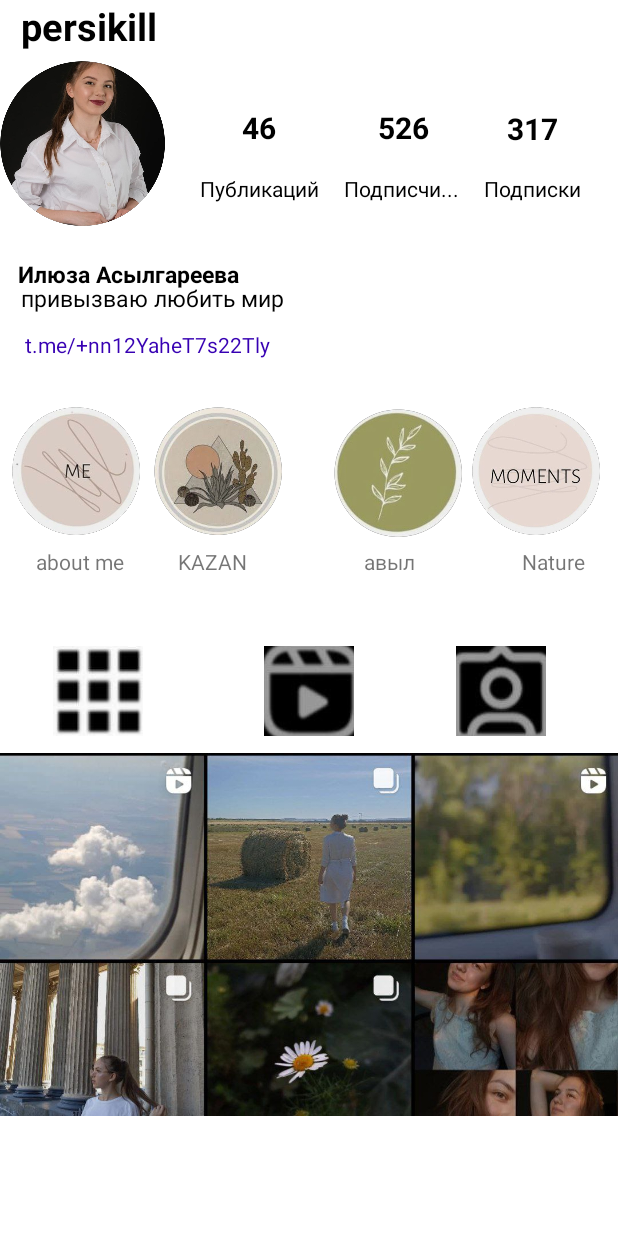
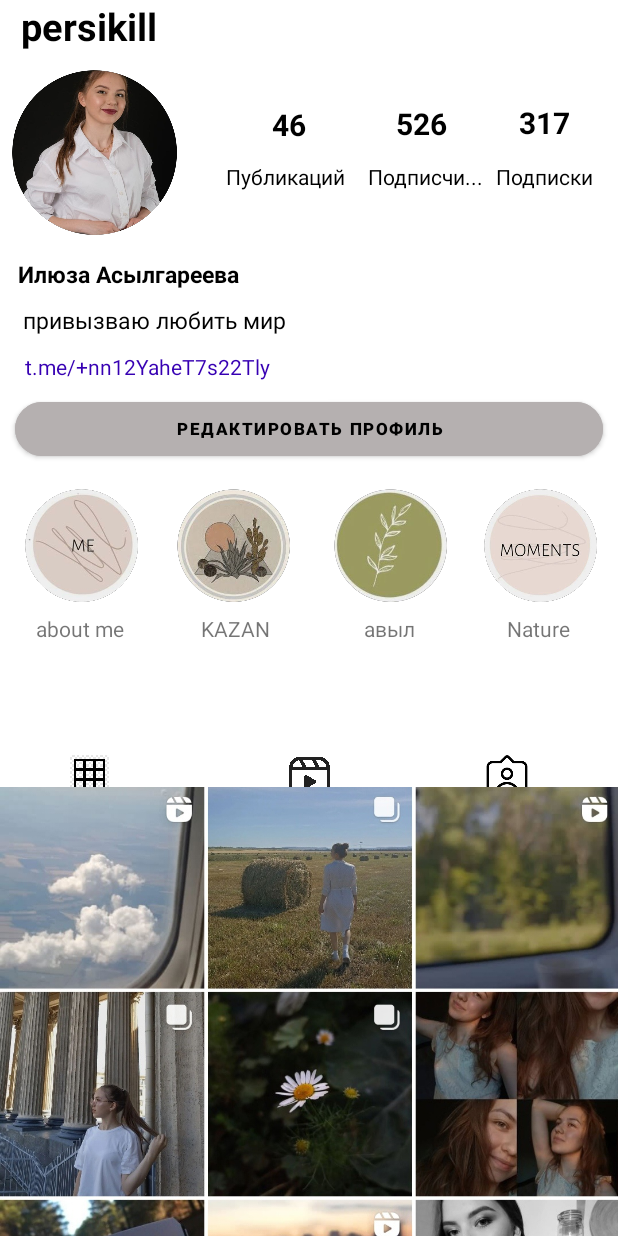
Before and after one commit to Iluyza/AndroidHomeworks, an Android app: the screen it shows after launch (MainActivity), on a phone screen of 412 x 824 dp. Run offline under Robolectric (Android 15) with nearby library versions, the phone set to English and light mode, and no system bars.

Commit message:
added a new images

```diff
--- a/app/src/main/java/ru/itis/persikill/androidhomeworks/MainActivity.kt
+++ b/app/src/main/java/ru/itis/persikill/androidhomeworks/MainActivity.kt
@@ -1,11 +1,37 @@
 package ru.itis.persikill.androidhomeworks
 
+import android.app.Activity
+import android.content.Intent
 import androidx.appcompat.app.AppCompatActivity
 import android.os.Bundle
+import android.view.View
+import android.widget.Button
+import android.widget.ImageView
+import android.widget.Toast
 
 class MainActivity : AppCompatActivity() {
     override fun onCreate(savedInstanceState: Bundle?) {
         super.onCreate(savedInstanceState)
         setContentView(R.layout.activity_main)
+
+//    fun cleanPhoto(view: View) {
+//        view.setOnClickListener() {
+//            var v : View = findViewById(R.id.iv_main)
+//            v.setVisibility(v.GONE)
+//        }
+//    }
+
+        val mButton1 = findViewById<Button>(R.id.btn_red)
+        val mButton2: ImageView = findViewById(R.id.iv_main)
+
+        var temp = false
+        mButton1.setOnClickListener {
+            if (!temp) {
+                mButton2.visibility = View.INVISIBLE
+            } else {
+                mButton2.visibility = View.VISIBLE
+            }
+            temp = !temp
+        }
     }
 }
--- /dev/null
+++ b/app/src/main/java/ru/itis/persikill/androidhomeworks/PublicSharedPreferences.kt
@@ -0,0 +1,20 @@
+package ru.itis.persikill.androidhomeworks
+
+
+import android.content.Context
+import android.preference.PreferenceManager
+
+
+object PublicSharedPreferences {
+    fun setDefaults(key: String?, value: String?, context: Context?) {
+        val prefs = PreferenceManager.getDefaultSharedPreferences(context)
+        val editor = prefs.edit()
+        editor.putString(key, value)
+        editor.commit()
+    }
+
+    fun getDefaults(key: String?, context: Context?): String? {
+        val preferences = PreferenceManager.getDefaultSharedPreferences(context)
+        return preferences.getString(key, null)
+    }
+}
--- a/app/src/main/res/layout/activity_main.xml
+++ b/app/src/main/res/layout/activity_main.xml
@@ -20,89 +20,91 @@
         android:id="@+id/textView4" />
 
     <ImageView
+        android:id="@+id/iv_main"
         android:layout_width="110dp"
-        android:layout_height="191dp"
+        android:layout_height="110dp"
+        android:layout_marginTop="12dp"
+        app:layout_constraintEnd_toStartOf="@+id/textView5"
+        app:layout_constraintHorizontal_bias="0.114"
+        app:layout_constraintStart_toStartOf="parent"
+        app:layout_constraintTop_toBottomOf="@+id/textView4"
         app:srcCompat="@drawable/main_photo"
-        android:id="@+id/imageView2"
-        tools:layout_editor_absoluteY="18dp"
-        tools:layout_editor_absoluteX="13dp"
         tools:ignore="MissingConstraints" />
 
     <TextView
-        android:text="@string/tv_publication"
+        android:id="@+id/textView"
         android:layout_width="wrap_content"
         android:layout_height="wrap_content"
-        android:id="@+id/textView"
+        android:layout_marginTop="108dp"
+        android:text="@string/tv_publication"
         android:textColor="@color/black"
-        app:layout_constraintTop_toTopOf="parent"
         app:layout_constraintEnd_toStartOf="@+id/textView2"
+        app:layout_constraintHorizontal_bias="0.906"
         app:layout_constraintStart_toStartOf="parent"
-        android:layout_marginTop="116dp"
-        app:layout_constraintHorizontal_bias="0.89" />
+        app:layout_constraintTop_toTopOf="parent" />
 
     <TextView
-        android:text="@string/tv_subtitres"
+        android:id="@+id/textView2"
         android:layout_width="wrap_content"
         android:layout_height="wrap_content"
-        android:id="@+id/textView2"
-        app:layout_constraintTop_toTopOf="parent"
+        android:layout_marginTop="108dp"
+        android:layout_marginEnd="8dp"
+        android:text="@string/tv_subtitres"
+        android:textColor="@color/black"
         app:layout_constraintEnd_toStartOf="@+id/textView3"
-        android:layout_marginTop="116dp"
-        android:textColor="@color/black"
-        android:layout_marginEnd="16dp" />
+        app:layout_constraintTop_toTopOf="parent" />
 
     <TextView
-        android:text="@string/tv_podpiski"
+        android:id="@+id/textView3"
         android:layout_width="wrap_content"
         android:layout_height="wrap_content"
-        android:id="@+id/textView3"
+        android:layout_marginTop="108dp"
+        android:layout_marginEnd="16dp"
+        android:text="@string/tv_podpiski"
         android:textColor="@color/black"
-        app:layout_constraintTop_toTopOf="parent"
         app:layout_constraintEnd_toEndOf="parent"
-        android:layout_marginTop="116dp"
-        android:layout_marginEnd="24dp" />
+        app:layout_constraintTop_toTopOf="parent" />
 
     <TextView
-        android:text="46"
+        android:id="@+id/textView5"
         android:layout_width="wrap_content"
         android:layout_height="wrap_content"
+        android:layout_marginEnd="60dp"
+        android:text="46"
         android:textColor="@color/black"
-        android:id="@+id/textView5"
         android:textSize="20sp"
         android:textStyle="bold"
-        android:layout_marginBottom="17dp"
-        app:layout_constraintBottom_toTopOf="@+id/textView"
+        app:layout_constraintBottom_toBottomOf="@+id/textView"
+        app:layout_constraintEnd_toStartOf="@+id/textView6"
         app:layout_constraintTop_toTopOf="parent"
-        app:layout_constraintVertical_bias="1.0"
-        app:layout_constraintEnd_toStartOf="@+id/textView6"
-        android:layout_marginEnd="68dp" />
+        app:layout_constraintVertical_bias="0.69" />
 
     <TextView
-        android:text="526"
+        android:id="@+id/textView6"
         android:layout_width="wrap_content"
         android:layout_height="wrap_content"
+        android:layout_marginEnd="48dp"
+        android:text="526"
         android:textColor="@color/black"
-        android:id="@+id/textView6"
         android:textSize="20sp"
         android:textStyle="bold"
+        app:layout_constraintBottom_toTopOf="@+id/textView2"
+        app:layout_constraintEnd_toStartOf="@+id/textView7"
         app:layout_constraintTop_toTopOf="parent"
-        app:layout_constraintBottom_toTopOf="@+id/textView2"
-        app:layout_constraintVertical_bias="0.808"
-        app:layout_constraintEnd_toStartOf="@+id/textView7"
-        android:layout_marginEnd="52dp" />
+        app:layout_constraintVertical_bias="0.851" />
 
     <TextView
-        android:text="317"
+        android:id="@+id/textView7"
         android:layout_width="wrap_content"
         android:layout_height="wrap_content"
-        android:id="@+id/textView7"
+        android:layout_marginEnd="32dp"
+        android:layout_marginBottom="32dp"
+        android:text="317"
         android:textColor="@color/black"
         android:textSize="20sp"
-        app:layout_constraintEnd_toEndOf="parent"
-        android:layout_marginEnd="40dp"
         android:textStyle="bold"
         app:layout_constraintBottom_toBottomOf="@+id/textView3"
-        android:layout_marginBottom="36dp" />
+        app:layout_constraintEnd_toEndOf="parent" />
 
     <TextView
         android:text="@string/tv_my_name"
@@ -118,17 +120,17 @@
         android:layout_marginStart="12dp" />
 
     <TextView
-        android:text="@string/tv_about_me"
+        android:id="@+id/textView9"
         android:layout_width="wrap_content"
         android:layout_height="wrap_content"
-        android:id="@+id/textView9"
+        android:layout_marginTop="156dp"
+        android:text="@string/tv_about_me"
         android:textColor="@color/black"
         android:textSize="15sp"
+        app:layout_constraintEnd_toEndOf="parent"
+        app:layout_constraintHorizontal_bias="0.066"
         app:layout_constraintStart_toStartOf="parent"
-        app:layout_constraintEnd_toEndOf="parent"
-        app:layout_constraintHorizontal_bias="0.058"
-        app:layout_constraintTop_toTopOf="@+id/imageView2"
-        android:layout_marginTop="188dp" />
+        app:layout_constraintTop_toTopOf="@+id/iv_main" />
 
     <TextView
         android:text="@string/tv_telegram_link"
@@ -143,56 +145,56 @@
         android:layout_marginTop="32dp" />
 
     <ImageView
-        android:layout_width="85dp"
-        android:layout_height="85dp"
-        app:srcCompat="@drawable/me"
         android:id="@+id/imageView3"
+        android:layout_width="75dp"
+        android:layout_height="75dp"
+        android:layout_marginBottom="27dp"
+        app:layout_constraintBottom_toBottomOf="@+id/textView11"
+        app:layout_constraintEnd_toStartOf="@+id/imageView4"
+        app:layout_constraintHorizontal_bias="0.395"
         app:layout_constraintStart_toStartOf="parent"
-        app:layout_constraintEnd_toStartOf="@+id/imageView4"
-        app:layout_constraintBottom_toBottomOf="@+id/textView11"
-        android:layout_marginBottom="27dp"
         app:layout_constraintTop_toBottomOf="@+id/textView10"
-        app:layout_constraintHorizontal_bias="0.466"
-        app:layout_constraintVertical_bias="1.0" />
+        app:layout_constraintVertical_bias="1.0"
+        app:srcCompat="@drawable/me" />
 
     <ImageView
-        android:layout_width="85dp"
-        android:layout_height="85dp"
-        app:srcCompat="@drawable/city"
         android:id="@+id/imageView4"
+        android:layout_width="75dp"
+        android:layout_height="75dp"
+        android:layout_marginStart="20dp"
+        android:layout_marginTop="72dp"
+        app:layout_constraintEnd_toEndOf="@+id/textView13"
+        app:layout_constraintHorizontal_bias="0.153"
+        app:layout_constraintStart_toEndOf="@+id/textView11"
         app:layout_constraintTop_toBottomOf="@+id/textView10"
-        android:layout_marginTop="32dp"
-        app:layout_constraintStart_toEndOf="@+id/textView11"
-        android:layout_marginStart="20dp"
-        app:layout_constraintEnd_toEndOf="@+id/textView13"
-        app:layout_constraintHorizontal_bias="0.0" />
+        app:srcCompat="@drawable/city" />
 
     <ImageView
-        android:layout_width="85dp"
-        android:layout_height="85dp"
-        app:srcCompat="@drawable/nature"
         android:id="@+id/imageView5"
+        android:layout_width="75dp"
+        android:layout_height="75dp"
+        android:layout_marginTop="32dp"
+        android:layout_marginEnd="104dp"
+        app:layout_constraintBottom_toBottomOf="@+id/textView12"
+        app:layout_constraintEnd_toEndOf="parent"
+        app:layout_constraintHorizontal_bias="0.932"
+        app:layout_constraintStart_toEndOf="@+id/textView11"
         app:layout_constraintTop_toBottomOf="@+id/textView10"
-        android:layout_marginTop="32dp"
-        app:layout_constraintBottom_toBottomOf="@+id/textView12"
-        app:layout_constraintVertical_bias="0.037"
-        app:layout_constraintEnd_toEndOf="parent"
-        android:layout_marginEnd="104dp"
-        app:layout_constraintStart_toEndOf="@+id/textView11"
-        app:layout_constraintHorizontal_bias="1.0" />
+        app:layout_constraintVertical_bias="0.597"
+        app:srcCompat="@drawable/nature" />
 
     <ImageView
-        android:layout_width="85dp"
-        android:layout_height="85dp"
-        app:srcCompat="@drawable/moment"
         android:id="@+id/imageView6"
+        android:layout_width="75dp"
+        android:layout_height="75dp"
+        android:layout_marginStart="19dp"
+        android:layout_marginTop="72dp"
+        android:layout_marginEnd="12dp"
         app:layout_constraintEnd_toEndOf="parent"
-        android:layout_marginEnd="12dp"
+        app:layout_constraintHorizontal_bias="0.75"
         app:layout_constraintStart_toEndOf="@+id/imageView5"
-        android:layout_marginStart="19dp"
         app:layout_constraintTop_toBottomOf="@+id/textView10"
-        android:layout_marginTop="32dp"
-        app:layout_constraintHorizontal_bias="1.0" />
+        app:srcCompat="@drawable/moment" />
 
     <TextView
         android:text="about me"
@@ -240,49 +242,66 @@
         app:layout_constraintVertical_bias="0.0" />
 
     <ImageView
-        android:layout_width="wrap_content"
-        android:layout_height="wrap_content"
-        app:srcCompat="@drawable/photo"
-        android:id="@+id/imageView13"
+        android:id="@+id/imageView7"
+        android:layout_width="31dp"
+        android:layout_height="26dp"
+        android:layout_marginStart="44dp"
+        app:layout_constraintBottom_toBottomOf="parent"
+        app:layout_constraintStart_toStartOf="parent"
+        app:layout_constraintTop_toTopOf="parent"
+        app:layout_constraintVertical_bias="0.631"
+        app:srcCompat="@drawable/one" />
+
+    <ImageView
+        android:id="@+id/imageView8"
+        android:layout_width="60dp"
+        android:layout_height="41dp"
+        android:layout_marginEnd="44dp"
+        app:layout_constraintBottom_toBottomOf="parent"
+        app:layout_constraintEnd_toEndOf="parent"
+        app:layout_constraintTop_toTopOf="parent"
+        app:layout_constraintVertical_bias="0.634"
+        app:srcCompat="@drawable/third" />
+
+    <ImageView
+        android:id="@+id/imageView"
+        android:layout_width="27dp"
+        android:layout_height="81dp"
+
+        app:layout_constraintBottom_toBottomOf="parent"
         app:layout_constraintEnd_toEndOf="parent"
         app:layout_constraintStart_toStartOf="parent"
-        app:layout_constraintHorizontal_bias="1.0"
         app:layout_constraintTop_toTopOf="parent"
-        android:layout_marginTop="412dp" />
+        app:layout_constraintVertical_bias="0.643"
+        app:srcCompat="@drawable/secondd" />
 
-    <ImageButton
-        android:layout_width="60dp"
-        android:layout_height="60dp"
-        app:srcCompat="@drawable/first"
-        android:id="@+id/imageButton4"
+    <Button
+        android:id="@+id/btn_red"
+        android:layout_width="match_parent"
+        android:layout_height="wrap_content"
+        android:layout_marginStart="10sp"
+        android:layout_marginEnd="10sp"
+        android:backgroundTint="@color/grey"
+        android:text="@string/btn_myprofile"
+        android:textColor="@color/black"
+        android:textSize="11sp"
+        android:textStyle="bold"
+        app:cornerRadius="20dp"
+        app:layout_constraintBottom_toTopOf="@+id/imageView5"
+        app:layout_constraintEnd_toEndOf="parent"
         app:layout_constraintStart_toStartOf="parent"
-        android:layout_marginStart="24dp"
-        app:layout_constraintEnd_toStartOf="@+id/imageButton5"
-        app:layout_constraintHorizontal_bias="0.125"
-        app:layout_constraintBottom_toBottomOf="@+id/imageView13"
-        android:layout_marginBottom="343dp" />
+        app:layout_constraintTop_toTopOf="parent"
+        app:layout_constraintVertical_bias="0.942" />
 
-    <ImageButton
-        android:layout_width="60dp"
-        android:layout_height="60dp"
-        app:srcCompat="@drawable/ib_second"
-        android:id="@+id/imageButton5"
+    <ImageView
+        android:id="@+id/imageView10"
+        android:layout_width="413dp"
+        android:layout_height="659dp"
+        android:layout_marginTop="400dp"
+        app:layout_constraintEnd_toEndOf="parent"
         app:layout_constraintStart_toStartOf="parent"
-        app:layout_constraintEnd_toEndOf="parent"
-        app:layout_constraintBottom_toBottomOf="@+id/imageView13"
-        android:layout_marginBottom="343dp" />
-
-    <ImageButton
-        android:layout_width="60dp"
-        android:layout_height="60dp"
-        app:srcCompat="@drawable/ib_third"
-        android:id="@+id/imageButton6"
-        app:layout_constraintEnd_toEndOf="parent"
-        android:layout_marginEnd="48dp"
-        app:layout_constraintBottom_toBottomOf="@+id/imageView13"
-        android:layout_marginBottom="343dp"
-        app:layout_constraintStart_toEndOf="@+id/imageButton5"
-        app:layout_constraintHorizontal_bias="1.0" />
+        app:layout_constraintTop_toTopOf="parent"
+        app:srcCompat="@drawable/main" />
 
 
     <!--    Что тут не так?-->
--- a/app/src/main/res/values/colors.xml
+++ b/app/src/main/res/values/colors.xml
@@ -7,4 +7,5 @@
     <color name="teal_700">#FF018786</color>
     <color name="black">#FF000000</color>
     <color name="white">#FFFFFFFF</color>
+    <color name="grey">#B5B0B0</color>
 </resources>
--- a/app/src/main/res/values/strings.xml
+++ b/app/src/main/res/values/strings.xml
@@ -9,4 +9,5 @@
     <string name="tv_about_me">привызваю любить мир</string>
     <string name="tv_nature">Nature</string>
     <string name="tv_vilage">авыл</string>
+    <string name="btn_myprofile">Редактировать профиль</string>
 </resources>
```
Also changed, not shown: app/src/main/res/drawable-hdpi/first.jpg (deleted), app/src/main/res/drawable-hdpi/main.jpg (added), app/src/main/res/drawable-hdpi/one.png (added), app/src/main/res/drawable-hdpi/one_one.png (added), app/src/main/res/drawable-hdpi/secondd.png (added), app/src/main/res/drawable-hdpi/third.png (added).
